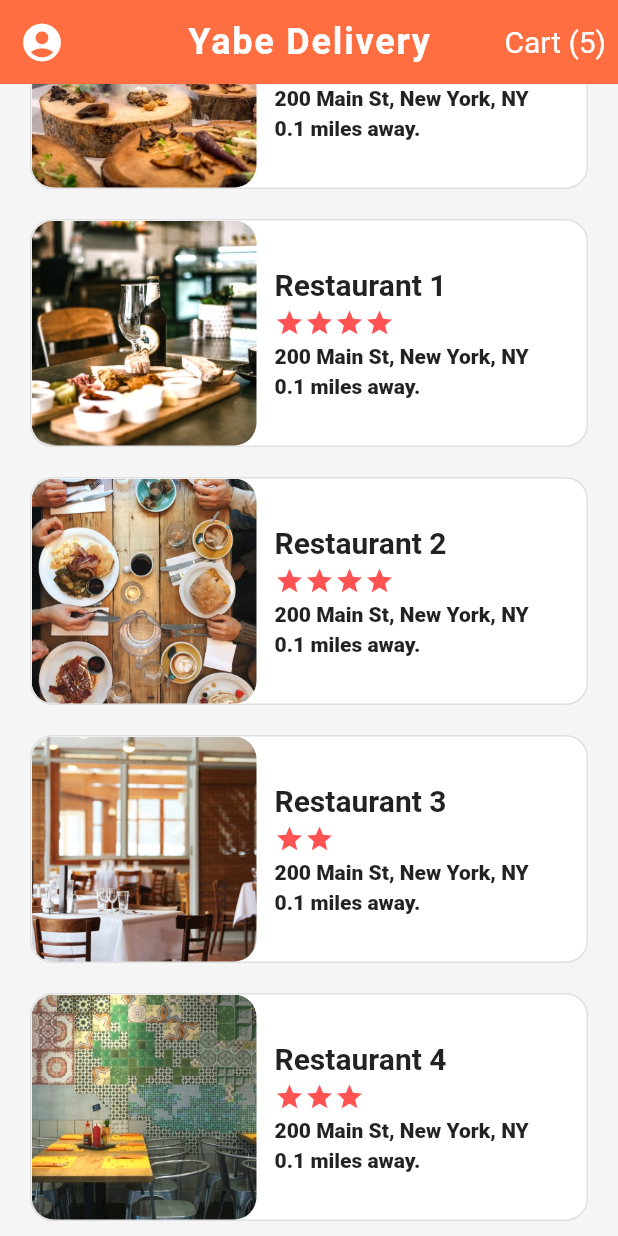
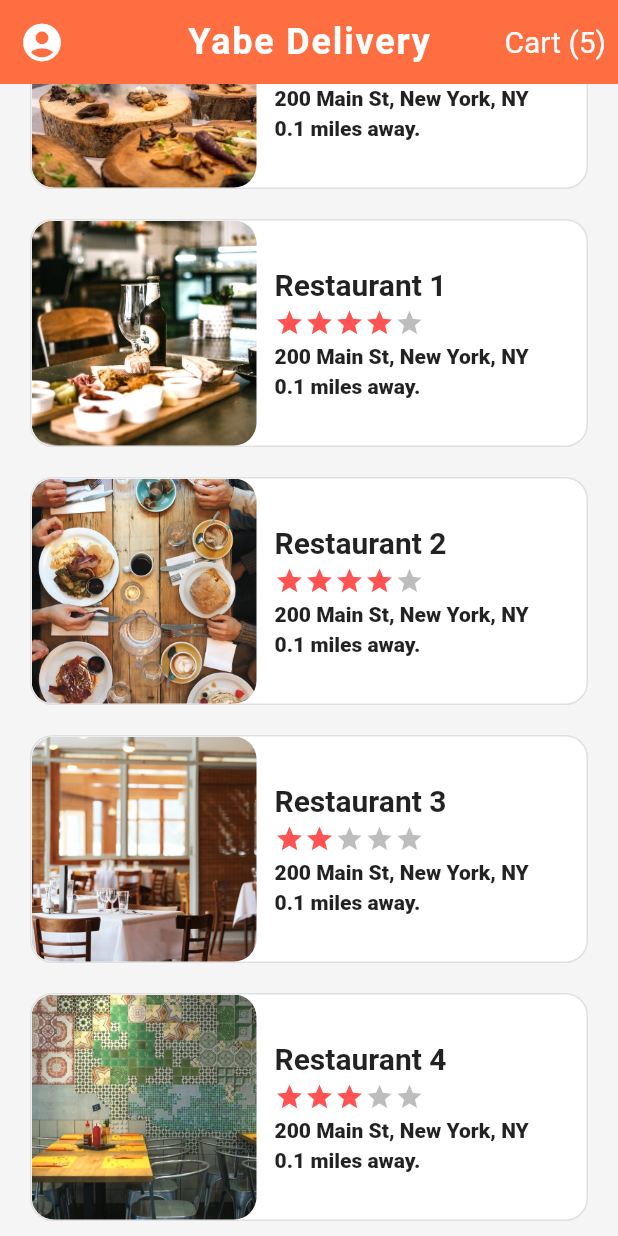
Before and after one commit to yabeye/flutter-food-delivery-app-ui, a Flutter app: the screen it shows after launch, scrolled down 357 dp, on a phone screen of 412 x 824 dp. Run offline on Flutter 3.47's test engine with Material 2 defaults, Android fonts, the phone set to English and light mode, and no system bars.

Commit message:
Rating widget is improved by adding additional stars to make a total of 5 stars.

```diff
--- a/lib/components/build_rating.dart
+++ b/lib/components/build_rating.dart
@@ -13,6 +13,12 @@ class Rating extends StatelessWidget {
             Icons.star,
             size: 20,
             color: Colors.redAccent,
+          ),
+        for (int i = 0; i < (5 - rating); i++)
+          Icon(
+            Icons.star,
+            size: 20,
+            color: Colors.black26,
           )
       ],
     );
```
